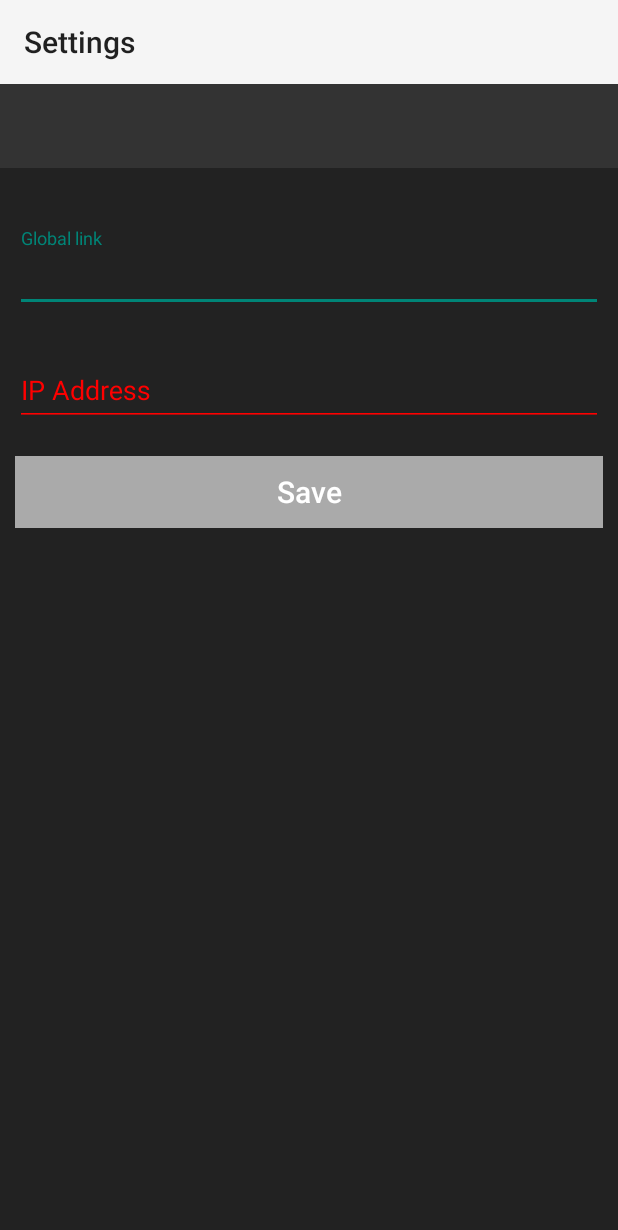
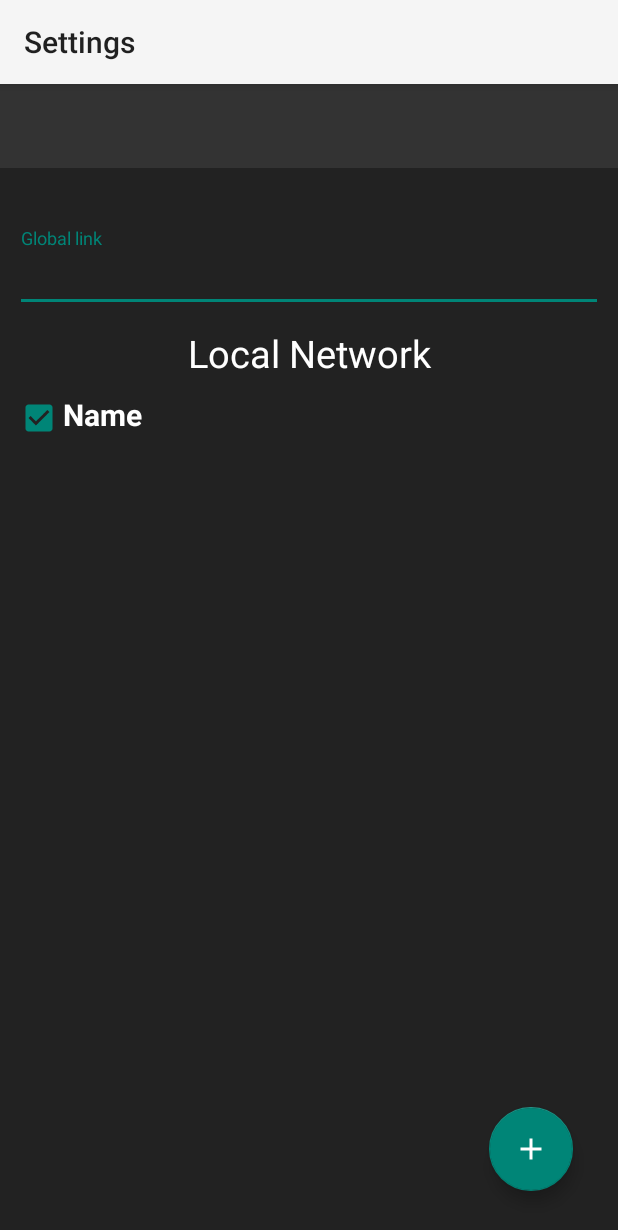
Before and after one commit to saurabh13209/Server-File-Reader, an Android app: the SettingActivity screen opened directly, with no data from a screen before it, on a phone screen of 412 x 824 dp. Shown: the top 1230 px of the screen. Run offline under Robolectric (Android 15) with nearby library versions, the phone set to English and light mode, and no system bars; 1 statement that could not run was skipped.

```diff
--- a/ServerFIleHandler/app/src/main/AndroidManifest.xml
+++ b/ServerFIleHandler/app/src/main/AndroidManifest.xml
@@ -3,7 +3,7 @@
     package="com.saurabh.serverfilehandler">
 
     <uses-permission android:name="android.permission.INTERNET" />
-    <uses-permission android:name="android.permission.WRITE_EXTERNAL_STORAGE" />
+    <uses-permission android:name="android.permission.WRITE_EXTERNAL_STORAGE"/>
     <uses-permission android:name="android.permission.READ_EXTERNAL_STORAGE" />
 
 
@@ -11,8 +11,6 @@
         android:allowBackup="true"
         android:icon="@mipmap/ic_launcher"
         android:label="@string/app_name"
-        android:largeHeap="true"
-        android:hardwareAccelerated="false"
         android:roundIcon="@mipmap/ic_launcher_round"
         android:supportsRtl="true"
         android:theme="@style/AppTheme">
--- a/ServerFIleHandler/app/src/main/java/com/saurabh/serverfilehandler/MainActivity.java
+++ b/ServerFIleHandler/app/src/main/java/com/saurabh/serverfilehandler/MainActivity.java
@@ -8,13 +8,15 @@ import android.widget.Button;
 import android.widget.EditText;
 
 public class MainActivity extends AppCompatActivity {
+    SqlDatabaseHandler sqlDatabaseHandler;
 
     @Override
     protected void onCreate(Bundle savedInstanceState) {
         super.onCreate(savedInstanceState);
         setContentView(R.layout.activity_main);
+        sqlDatabaseHandler = new SqlDatabaseHandler(MainActivity.this);
 
-        if (!SharedDataHolder.getLink(MainActivity.this).equals("")){
+        if (sqlDatabaseHandler.getIpCount()>0){
             //todo: check is valid;
             if (true){
                 startActivity(new Intent(MainActivity.this , HomeActivity.class));
@@ -27,7 +29,7 @@ public class MainActivity extends AppCompatActivity {
             ConnectButton.setOnClickListener(new View.OnClickListener() {
                 @Override
                 public void onClick(View v) {
-                    SharedDataHolder.saveIP(MainActivity.this,editText.getText().toString());
+                    sqlDatabaseHandler.SaveData("Name",editText.getText().toString());
                     startActivity(new Intent(MainActivity.this , HomeActivity.class));
                 }
             });
--- a/ServerFIleHandler/app/src/main/java/com/saurabh/serverfilehandler/SettingActivity.java
+++ b/ServerFIleHandler/app/src/main/java/com/saurabh/serverfilehandler/SettingActivity.java
@@ -1,74 +1,109 @@
 package com.saurabh.serverfilehandler;
 
+import android.database.Cursor;
+import android.support.design.widget.FloatingActionButton;
+import android.support.v7.app.AlertDialog;
 import android.support.v7.app.AppCompatActivity;
 import android.os.Bundle;
 import android.support.v7.widget.Toolbar;
-import android.text.Editable;
-import android.text.TextWatcher;
 import android.view.View;
+import android.view.ViewGroup;
+import android.widget.BaseAdapter;
 import android.widget.Button;
+import android.widget.CheckBox;
 import android.widget.EditText;
+import android.widget.ListView;
+import android.widget.TextView;
+
 
 public class SettingActivity extends AppCompatActivity {
 
     Toolbar toolbar;
-    EditText Link , Ip;
-    Button button;
-
+    EditText Link;
+    ListView listView;
+    FloatingActionButton floatingActionButton;
+    SqlDatabaseHandler sqlDatabaseHandler;
 
     @Override
     protected void onCreate(Bundle savedInstanceState) {
         super.onCreate(savedInstanceState);
         setContentView(R.layout.activity_setting);
 
+        floatingActionButton = findViewById(R.id.SettingFloat);
         toolbar = findViewById(R.id.SettingTool);
         toolbar.setTitleTextColor(getResources().getColor(R.color.white));
         setSupportActionBar(toolbar);
+        sqlDatabaseHandler = new SqlDatabaseHandler(SettingActivity.this);
         getSupportActionBar().setTitle("Settings");
 
-        button = findViewById(R.id.SettingButton);
         Link = findViewById(R.id.LinkAdd);
+        listView = findViewById(R.id.SettingList);
+        listView.setAdapter(new CustomAdapter());
         Link.setText(SharedDataHolder.getLink(SettingActivity.this));
-        setTextWatcher(Link);
 
-        Ip = findViewById(R.id.IpAdd);
-        Ip.setText(SharedDataHolder.getIp(SettingActivity.this));
-        setTextWatcher(Ip);
-
-        button.setOnClickListener(new View.OnClickListener() {
+        floatingActionButton.setOnClickListener(new View.OnClickListener() {
             @Override
             public void onClick(View v) {
-                SharedDataHolder.saveLink(SettingActivity.this,Link.getText().toString());
-                SharedDataHolder.saveIP(SettingActivity.this,Ip.getText().toString());
-                HomeActivity.isIpChanged = true;
-                finish();
-            }
-        });
+                AlertDialog.Builder builder = new AlertDialog.Builder(SettingActivity.this);
+                View view = getLayoutInflater().inflate(R.layout.add_network, null);
+                builder.setView(view);
+                final AlertDialog alertDialog = builder.create();
+                alertDialog.show();
+                final EditText ip = view.findViewById(R.id.addIp);
+                Button button = view.findViewById(R.id.ipSave);
 
+                button.setOnClickListener(new View.OnClickListener() {
+                    @Override
+                    public void onClick(View v) {
+                        //SharedDataHolder.saveIP(SettingActivity.this , ip.getText().toString());
+                        sqlDatabaseHandler.SaveData("Ip", ip.getText().toString());
+                        alertDialog.dismiss();
+                    }
+                });
 
-    }
-
-    void setTextWatcher(EditText editText){
-        editText.addTextChangedListener(new TextWatcher() {
-            @Override
-            public void beforeTextChanged(CharSequence s, int start, int count, int after) {
-
-            }
-
-            @Override
-            public void onTextChanged(CharSequence s, int start, int before, int count) {
-
-            }
-
-            @Override
-            public void afterTextChanged(Editable s) {
-                makeButtonClickable();
             }
         });
     }
 
-    void makeButtonClickable(){
-        button.setClickable(true);
-        button.setBackgroundColor(getResources().getColor(R.color.colorAccent));
+    private class CustomAdapter extends BaseAdapter {
+
+        @Override
+        public int getCount() {
+            return sqlDatabaseHandler.getIpCount();
+        }
+
+        @Override
+        public Object getItem(int position) {
+            return null;
+        }
+
+        @Override
+        public long getItemId(int position) {
+            return 0;
+        }
+
+        @Override
+        public View getView(int position, View convertView, ViewGroup parent) {
+            convertView = getLayoutInflater().inflate(R.layout.network_each, null);
+            TextView ip = convertView.findViewById(R.id.ipText);
+            TextView networkName = convertView.findViewById(R.id.networkName);
+            CheckBox checkBox = convertView.findViewById(R.id.checkbox);
+            checkBox.setClickable(false);
+            Cursor cursor = sqlDatabaseHandler.getIps();
+            cursor.moveToPosition(position);
+            if (cursor.getString(1).equals(HomeActivity.Ip)) {
+                checkBox.setChecked(true);
+            }
+            networkName.setText(cursor.getString(0));
+            ip.setText(cursor.getString(1));
+            return convertView;
+        }
     }
+
+    @Override
+    public void onBackPressed() {
+        SharedDataHolder.saveLink(SettingActivity.this, Link.getText().toString());
+        super.onBackPressed();
+    }
+
 }
--- a/ServerFIleHandler/app/src/main/java/com/saurabh/serverfilehandler/SharedDataHolder.java
+++ b/ServerFIleHandler/app/src/main/java/com/saurabh/serverfilehandler/SharedDataHolder.java
@@ -2,6 +2,7 @@ package com.saurabh.serverfilehandler;
 
 import android.content.Context;
 import android.content.SharedPreferences;
+import android.util.Log;
 
 public class SharedDataHolder {
     public static String DatabaseName = "DatabaseMain";
@@ -17,18 +18,53 @@ public class SharedDataHolder {
         SharedPreferences sharedPreferences = context.getSharedPreferences(DatabaseName,Context.MODE_PRIVATE);
         return sharedPreferences.getString("LINK","");
     }
-
-    public static String getIp(Context context){
-        SharedPreferences sharedPreferences = context.getSharedPreferences(DatabaseName,Context.MODE_PRIVATE);
-        return sharedPreferences.getString("IP","");
-    }
-
-    public static void saveIP(Context context,String IP){
-        SharedPreferences sharedPreferences = context.getSharedPreferences(DatabaseName,Context.MODE_PRIVATE);
-        SharedPreferences.Editor editor = sharedPreferences.edit();
-        editor.putString("IP",IP);
-        editor.commit();
-    }
+//
+//    public static String[] getIps(Context context){
+//        SharedPreferences sharedPreferences = context.getSharedPreferences(DatabaseName,Context.MODE_PRIVATE);
+//        String[] ip ;
+//        int index=0;
+//        for(index=0 ; index<getIpNumber(context) ; index++);
+//        ip = new String[index];
+//        for (int i=0;i<index;i++){
+//            ip[i] = sharedPreferences.getString("IP"+i,"");
+//        }
+//        return ip;
+//    }
+//
+//    public static int getIpNumber(Context context){
+//        SharedPreferences sharedPreferences = context.getSharedPreferences(DatabaseName,Context.MODE_PRIVATE);
+//        if (sharedPreferences.getString("IpNumber","").equals("")){
+//            return 0;
+//        }else {
+//            int i = Integer.valueOf(sharedPreferences.getString("IpNumber",""));
+//            return i;
+//        }
+//    }
+//
+//    private static int getIPNumber(Context context){
+//        SharedPreferences sharedPreferences = context.getSharedPreferences(DatabaseName,Context.MODE_PRIVATE);
+//        String n = sharedPreferences.getString("IpNumber","");
+//        if(n.equals("")){
+//            SharedPreferences.Editor editor =sharedPreferences.edit();
+//            editor.putString("IpNumber",1+"");
+//            editor.commit();
+//            return 0;
+//        }else {
+//            SharedPreferences.Editor editor = sharedPreferences.edit();
+//            editor.putString("FileNumber",String.valueOf(Integer.valueOf(n)+1));
+//            editor.commit();
+//            return Integer.valueOf(n+1);
+//        }
+//    }
+//
+//    public static void saveIP(Context context,String IP){
+//        SharedPreferences sharedPreferences = context.getSharedPreferences(DatabaseName,Context.MODE_PRIVATE);
+//        SharedPreferences.Editor editor = sharedPreferences.edit();
+//        int t = getIps(context).length+1;
+//        editor.putString("IP"+t,IP);
+//        Log.v("TAG","dvd"+t);
+//        editor.commit();
+//    }
 
     public static int getFileNumber(Context context){
         SharedPreferences sharedPreferences = context.getSharedPreferences(DatabaseName,Context.MODE_PRIVATE);
--- /dev/null
+++ b/ServerFIleHandler/app/src/main/java/com/saurabh/serverfilehandler/SqlDatabaseHandler.java
@@ -0,0 +1,59 @@
+package com.saurabh.serverfilehandler;
+
+import android.content.ContentValues;
+import android.content.Context;
+import android.database.Cursor;
+import android.database.sqlite.SQLiteDatabase;
+import android.database.sqlite.SQLiteOpenHelper;
+import android.util.Log;
+
+public class SqlDatabaseHandler extends SQLiteOpenHelper {
+
+    public SqlDatabaseHandler(Context context) {
+        super(context, "DatabaseSql", null, 1);
+    }
+
+    @Override
+    public void onCreate(SQLiteDatabase db) {
+        String sql = "Create table IpSaver(" +
+                "Name text , " +
+                "IpName text " +
+                ");";
+        db.execSQL(sql);
+    }
+
+    @Override
+    public void onUpgrade(SQLiteDatabase db, int oldVersion, int newVersion) {
+
+    }
+
+    public void SaveData(String name, String Ip){
+        ContentValues contentValues = new ContentValues();
+        contentValues.put("Name",name);
+        contentValues.put("IpName",Ip);
+        SQLiteDatabase database = getWritableDatabase();
+        database.insert("IpSaver",null,contentValues);
+        Log.v("TAG","DOne");
+
+    }
+
+    public int getIpCount(){
+        String sql = "select Name from IpSaver";
+        Cursor cursor = getReadableDatabase().rawQuery(sql,null);
+        int c=0;
+        while (cursor.moveToNext()){
+            c++;
+        }
+        return c;
+    }
+
+    public Cursor getIps(){
+        SQLiteDatabase database = getReadableDatabase();
+        String sql = "select Name, IpName from IpSaver";
+        Cursor cursor = database.rawQuery(sql,null);
+        while (cursor.moveToNext()){
+            Log.v("TAG",cursor.getString(0));
+        }
+        return cursor;
+    }
+}
--- a/ServerFIleHandler/app/src/main/res/layout/activity_setting.xml
+++ b/ServerFIleHandler/app/src/main/res/layout/activity_setting.xml
@@ -1,19 +1,25 @@
 <?xml version="1.0" encoding="utf-8"?>
-<LinearLayout xmlns:android="http://schemas.android.com/apk/res/android"
+<RelativeLayout xmlns:android="http://schemas.android.com/apk/res/android"
     xmlns:app="http://schemas.android.com/apk/res-auto"
     xmlns:tools="http://schemas.android.com/tools"
     android:layout_width="match_parent"
     android:layout_height="match_parent"
     android:background="@color/Background"
-    tools:context=".SettingActivity"
-    android:orientation="vertical">
+    android:orientation="vertical"
+    tools:context=".SettingActivity">
 
     <android.support.v7.widget.Toolbar
         android:id="@+id/SettingTool"
         android:layout_width="match_parent"
         android:layout_height="wrap_content"
-        android:background="#333"
-        android:layout_marginBottom="30dp"/>
+        android:background="#333" />
+
+    <LinearLayout
+        android:layout_width="match_parent"
+        android:layout_height="wrap_content"
+        android:layout_below="@id/SettingTool"
+        android:layout_marginTop="30dp"
+        android:orientation="vertical">
 
         <android.support.design.widget.TextInputLayout
             android:layout_width="match_parent"
@@ -25,42 +31,37 @@
                 android:id="@+id/LinkAdd"
                 android:layout_width="match_parent"
                 android:layout_height="wrap_content"
+                android:backgroundTint="@color/colorAccent"
                 android:hint="Global link"
                 android:textColor="@android:color/white"
-            android:backgroundTint="@color/colorAccent"
-            android:textColorHint="@color/colorAccent"/>
+                android:textColorHint="@color/colorAccent" />
 
         </android.support.design.widget.TextInputLayout>
 
-    <android.support.design.widget.TextInputLayout
+        <TextView
             android:layout_width="match_parent"
             android:layout_height="wrap_content"
-        android:layout_margin="10dp"
-        android:textColorHint="@color/colorAccent">
+            android:text="Local Network"
+            android:textAlignment="center"
+            android:textColor="@android:color/white"
+            android:textSize="25sp" />
 
-        <EditText
-            android:id="@+id/IpAdd"
+        <ListView
+            android:id="@+id/SettingList"
+            android:dividerHeight="5dp"
             android:layout_width="match_parent"
+            android:layout_height="wrap_content" />
+    </LinearLayout>
+
+    <android.support.design.widget.FloatingActionButton
+        android:id="@+id/SettingFloat"
+        android:layout_width="wrap_content"
         android:layout_height="wrap_content"
-            android:hint="IP Address"
-            android:textColor="@android:color/white"
-            android:backgroundTint="@color/colorAccent"
-            android:textColorHint="@color/colorAccent"/>
+        android:layout_alignParentRight="true"
+        android:layout_alignParentBottom="true"
+        android:layout_margin="30dp"
+        android:src="@drawable/ic_add_black_24dp"
+        android:tint="@android:color/white" />
 
-    </android.support.design.widget.TextInputLayout>
 
-    <Button
-        android:id="@+id/SettingButton"
-        android:layout_width="match_parent"
-        android:layout_height="wrap_content"
-        android:layout_margin="10dp"
-        android:background="@android:color/darker_gray"
-        android:text="Save"
-        android:textColor="@color/white"
-        android:textSize="20sp"
-        android:textAllCaps="false"
-        android:clickable="false"
-        android:foreground="?selectableItemBackground"
-        />
-
-</LinearLayout>
+</RelativeLayout>
--- /dev/null
+++ b/ServerFIleHandler/app/src/main/res/layout/network_each.xml
@@ -0,0 +1,38 @@
+<?xml version="1.0" encoding="utf-8"?>
+<LinearLayout xmlns:android="http://schemas.android.com/apk/res/android"
+    android:layout_width="match_parent"
+    android:layout_height="wrap_content"
+    android:orientation="horizontal"
+    android:padding="10dp"
+    android:layout_margin="10dp">
+
+    <CheckBox
+        android:layout_width="wrap_content"
+        android:layout_height="wrap_content"
+        android:id="@+id/checkbox"/>
+
+    <LinearLayout
+        android:layout_width="match_parent"
+        android:layout_height="wrap_content"
+        android:orientation="vertical">
+
+        <TextView
+            android:id="@+id/networkName"
+            android:textSize="20sp"
+            android:textStyle="bold"
+            android:layout_width="match_parent"
+            android:layout_height="wrap_content"
+            android:text="Personal Network"
+            android:textColor="@android:color/white" />
+
+        <TextView
+            android:id="@+id/ipText"
+            android:layout_width="match_parent"
+            android:layout_height="wrap_content"
+            android:text="192.168.47.63"
+            android:layout_marginTop="10dp"
+            android:textColor="#ddd"/>
+    </LinearLayout>
+
+
+</LinearLayout>
```
Also changed, not shown: ServerFIleHandler/app/src/main/java/com/saurabh/serverfilehandler/HomeActivity.java (+56 -12 lines), ServerFIleHandler/app/src/main/res/layout/add_network.xml (added, +49 -0 lines). Lines whose indentation alone changed are shown as unchanged.
